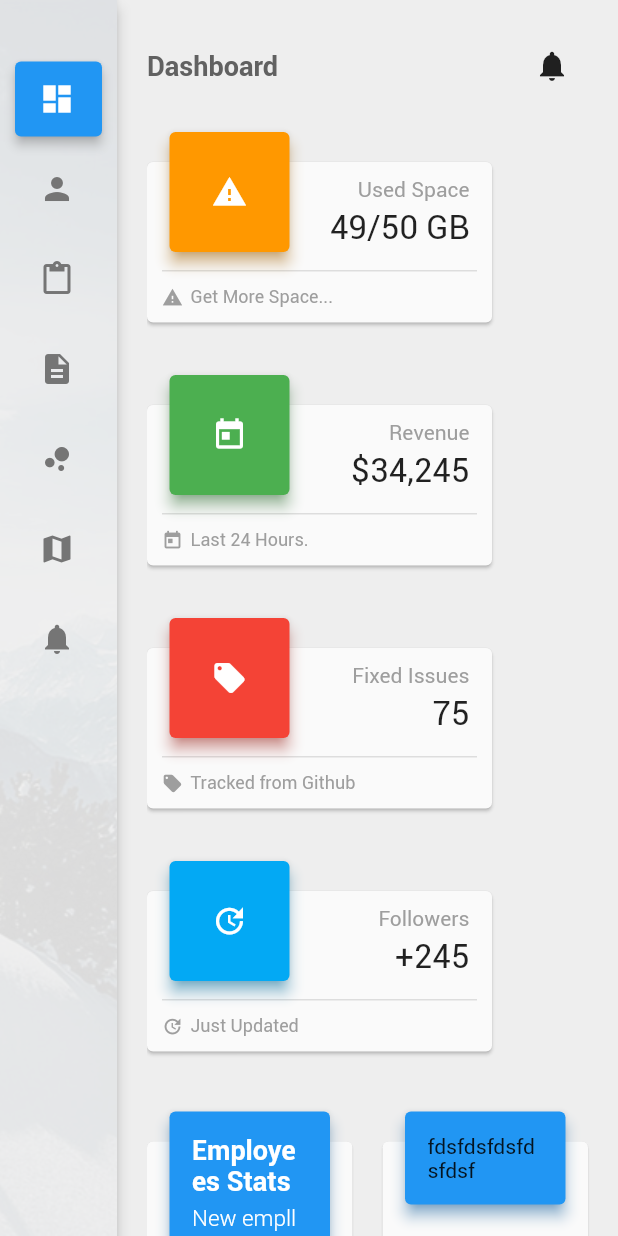
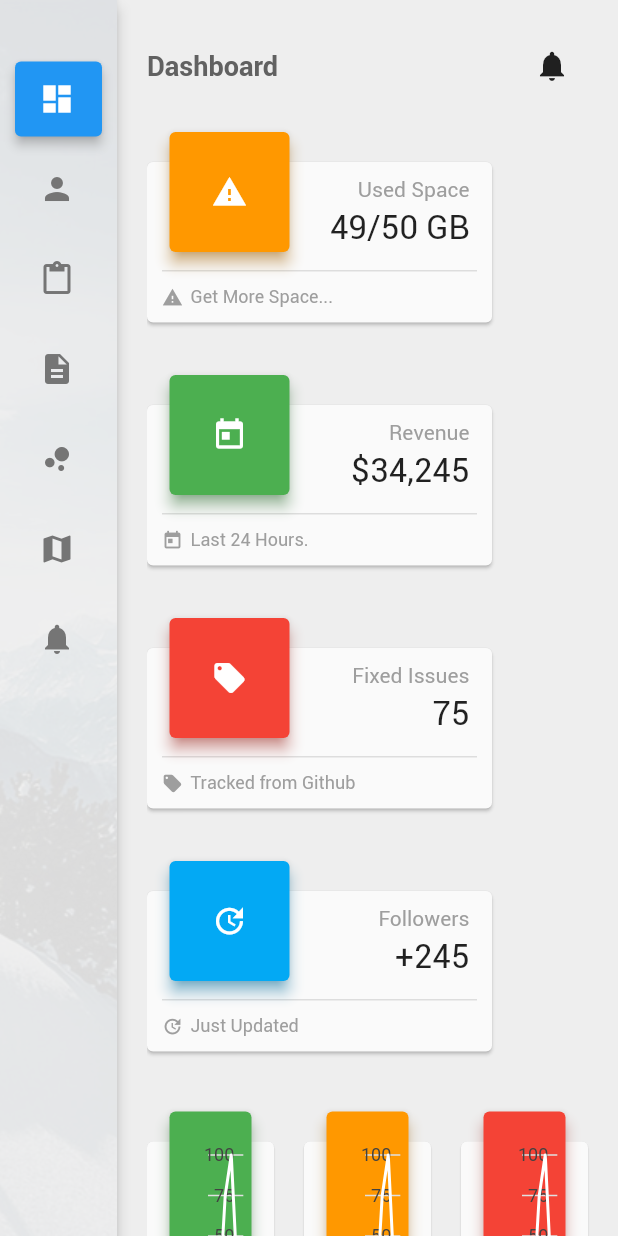
Before and after one commit to RafaelBarbosatec/CanaryAdminFlutter, a Flutter app: the screen it shows after launch, on a phone screen of 412 x 824 dp. Run offline on Flutter 3.47's test engine with Material 2 defaults, Android fonts, the phone set to English and light mode, and no system bars; our stand-ins replace charts_flutter.

Commit message:
inicia graph

```diff
--- /dev/null
+++ b/lib/components/CardGraph/CardGraph.dart
@@ -0,0 +1,33 @@
+
+import 'package:canary_admin/components/CardContent.dart';
+import 'package:canary_admin/components/CardGraph/SimpleTimeSeriesChart.dart';
+import 'package:flutter/material.dart';
+
+class CardGraph extends StatelessWidget {
+
+  final Color color;
+
+  const CardGraph({Key key, this.color = Colors.red}) : super(key: key);
+
+  @override
+  Widget build(BuildContext context) {
+    return CardContent(
+      color: color,
+      header: _buildGraph(),
+      content: _buildContent(),
+    );
+  }
+
+  Widget _buildGraph() {
+    return Container(
+      height: 150,
+      child: SimpleTimeSeriesChart.withSampleData(),
+    );
+  }
+
+  _buildContent() {
+    return Container(
+      height: 100,
+    );
+  }
+}
--- /dev/null
+++ b/lib/components/CardGraph/SimpleTimeSeriesChart.dart
@@ -0,0 +1,63 @@
+import 'package:charts_flutter/flutter.dart' as charts;
+import 'package:flutter/material.dart';
+
+class SimpleTimeSeriesChart extends StatelessWidget {
+  final List<charts.Series> seriesList;
+  final bool animate;
+
+  SimpleTimeSeriesChart(this.seriesList, {this.animate});
+
+  /// Creates a [TimeSeriesChart] with sample data and no transition.
+  factory SimpleTimeSeriesChart.withSampleData() {
+    return new SimpleTimeSeriesChart(
+      _createSampleData(),
+      animate: true,
+    );
+  }
+
+
+  @override
+  Widget build(BuildContext context) {
+    return new charts.TimeSeriesChart(
+      seriesList,
+      animate: animate,
+      dateTimeFactory: const charts.LocalDateTimeFactory(),
+    );
+  }
+
+  /// Create one series with sample hard coded data.
+  static List<charts.Series<TimeSeriesSales, DateTime>> _createSampleData() {
+    final data = [
+      new TimeSeriesSales(new DateTime(2017, 9, 19), 5),
+      new TimeSeriesSales(new DateTime(2017, 9, 26), 25),
+      new TimeSeriesSales(new DateTime(2017, 10, 3), 100),
+      new TimeSeriesSales(new DateTime(2017, 10, 10), 75),
+      new TimeSeriesSales(new DateTime(2017, 10, 15), 30),
+      new TimeSeriesSales(new DateTime(2017, 10, 30), 10),
+    ];
+
+    return [
+      new charts.Series<TimeSeriesSales, DateTime>(
+        id: 'Sales',
+        colorFn: (_, __) => charts.MaterialPalette.white,
+        domainFn: (TimeSeriesSales sales, _) => sales.time,
+        measureFn: (TimeSeriesSales sales, _) => sales.sales,
+        patternColorFn: (_, __) => charts.MaterialPalette.white,
+        seriesColor: charts.MaterialPalette.white,
+        fillColorFn: (_, __) => charts.MaterialPalette.white,
+        areaColorFn: (_, __) => charts.MaterialPalette.white,
+        outsideLabelStyleAccessorFn:(_, __) => charts.TextStyleSpec(color: charts.MaterialPalette.white),
+        insideLabelStyleAccessorFn:(_, __) => charts.TextStyleSpec(color: charts.MaterialPalette.white),
+        data: data,
+      )
+    ];
+  }
+}
+
+/// Sample time series data type.
+class TimeSeriesSales {
+  final DateTime time;
+  final int sales;
+
+  TimeSeriesSales(this.time, this.sales);
+}
--- a/lib/pages/Dashboard.dart
+++ b/lib/pages/Dashboard.dart
@@ -1,6 +1,7 @@
 import 'package:canary_admin/Dimens.dart';
 import 'package:canary_admin/components/CardContent.dart';
 import 'package:canary_admin/components/CardContentTitle.dart';
+import 'package:canary_admin/components/CardGraph/CardGraph.dart';
 import 'package:canary_admin/components/CardInfoDashboard.dart';
 import 'package:canary_admin/components/ResponsibleRow.dart';
 import 'package:flutter/material.dart';
@@ -16,7 +17,8 @@ class Dashboard extends StatelessWidget {
         mainAxisSize: MainAxisSize.min,
         children: <Widget>[
           _buildHeader(),
-          _buildChart(context)
+          _buildChart(context),
+          _buildContents(context)
         ],
       ),
     );
@@ -69,19 +71,36 @@ class Dashboard extends StatelessWidget {
       child: ResponsibleRow(
         spaceBetween: Dimens.margin_default,
         children: <Widget>[
+          CardGraph(
+            color: Colors.green,
+          ),
+          CardGraph(
+            color: Colors.orange,
+          ),
+          CardGraph(
+            color: Colors.red,
+          ),
+        ],
+      ),
+    );
+  }
+
+  _buildContents(BuildContext context) {
+    return Padding(
+      padding: const EdgeInsets.only(top:Dimens.margin_default),
+      child: ResponsibleRow(
+        spaceBetween: Dimens.margin_default,
+        children: <Widget>[
           CardContentTitle(
             title: "Employees Stats",
             subtitle: "New emplldksljdlksj ldskfjdslkfjds ",
             content: Text("Testando", style: Theme.of(context).textTheme.body1,),
           ),
-          CardContent(
-            color: Theme.of(context).primaryColor,
-            header: Text("fdsfdsfdsfdsfdsf"),
-            content: Container(
-              height: 200,
-              child: Text("fdsfdsfdsfdsfdsf"),
-            ),
-          )
+          CardContentTitle(
+            title: "Employees Stats",
+            subtitle: "New emplldksljdlksj ldskfjdslkfjds ",
+            content: Text("Testando", style: Theme.of(context).textTheme.body1,),
+          ),
         ],
       ),
     );
--- a/pubspec.yaml
+++ b/pubspec.yaml
@@ -20,9 +20,7 @@ dependencies:
   flutter:
     sdk: flutter
 
-  # The following adds the Cupertino Icons font to your application.
-  # Use with the CupertinoIcons class for iOS style icons.
-  cupertino_icons: ^0.1.2
+  charts_flutter: 0.8.1
 
 dev_dependencies:
   flutter_test:
```
Also changed, not shown: pubspec.lock.
